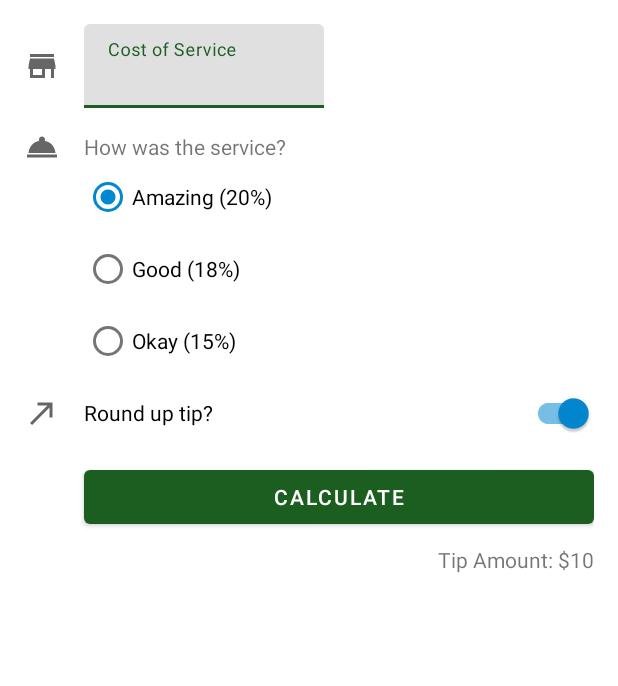
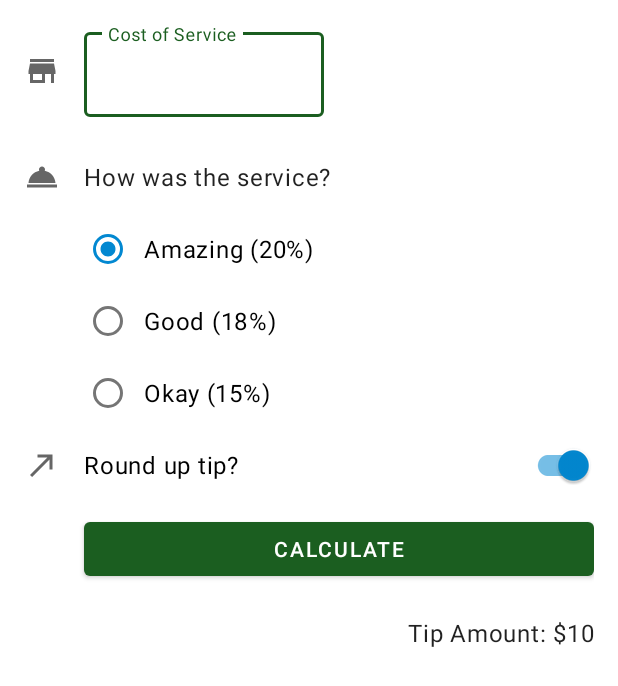
Before and after one commit to good-repository/TipTime, an Android app: the layout activity_main.xml on its own in the app's theme, with its tools: preview values and no code run, on a phone screen of 412 x 824 dp. Shown: the top 686 px of the screen. Run offline under Robolectric (Android 15) with nearby library versions, the phone set to English and light mode, and no system bars.

Commit message:
Improve theme and style

```diff
--- a/app/src/main/res/layout/activity_main.xml
+++ b/app/src/main/res/layout/activity_main.xml
@@ -47,6 +47,7 @@
 
     <TextView
         android:id="@+id/service_question"
+        style="@style/Widget.TipTime.TextView"
         android:layout_width="wrap_content"
         android:layout_height="wrap_content"
         android:layout_marginTop="16dp"
@@ -87,34 +88,36 @@
         android:layout_width="wrap_content"
         android:layout_height="wrap_content"
         android:importantForAccessibility="no"
-        app:srcCompat="@drawable/ic_round_up"
+        app:layout_constraintBottom_toBottomOf="@id/round_up_switch"
         app:layout_constraintStart_toStartOf="parent"
         app:layout_constraintTop_toTopOf="@id/round_up_switch"
-        app:layout_constraintBottom_toBottomOf="@id/round_up_switch" />
+        app:srcCompat="@drawable/ic_round_up" />
 
     <com.google.android.material.switchmaterial.SwitchMaterial
         android:id="@+id/round_up_switch"
+        style="@style/Widget.TipTime.CompoundButton.Switch"
         android:layout_width="0dp"
         android:layout_height="wrap_content"
+        android:layout_marginStart="16dp"
         android:checked="true"
         android:text="@string/round_up_tip"
-        android:layout_marginStart="16dp"
+        app:layout_constraintEnd_toEndOf="parent"
         app:layout_constraintStart_toEndOf="@id/icon_round_up"
-        app:layout_constraintEnd_toEndOf="parent"
         app:layout_constraintTop_toBottomOf="@id/tip_options" />
 
     <Button
         android:id="@+id/calculate_button"
         android:layout_width="0dp"
         android:layout_height="wrap_content"
+        android:layout_marginTop="8dp"
         android:text="@string/calculate"
-        android:layout_marginTop="8dp"
         app:layout_constraintEnd_toEndOf="parent"
         app:layout_constraintStart_toStartOf="@id/round_up_switch"
         app:layout_constraintTop_toBottomOf="@id/round_up_switch" />
 
     <TextView
         android:id="@+id/tip_result"
+        style="@style/Widget.TipTime.TextView"
         android:layout_width="wrap_content"
         android:layout_height="wrap_content"
         android:layout_marginTop="8dp"
--- a/app/src/main/res/values-night/themes.xml
+++ b/app/src/main/res/values-night/themes.xml
@@ -11,6 +11,12 @@
         <item name="colorOnSecondary">@color/black</item>
         <!-- Status bar color. -->
         <item name="android:statusBarColor" tools:targetApi="l">?attr/colorPrimaryVariant</item>
-        <!-- Customize your theme here. -->
+        <!-- Text input fields -->
+        <item name="textInputStyle">@style/Widget.MaterialComponents.TextInputLayout.OutlinedBox
+        </item>
+        <!-- Radio buttons -->
+        <item name="radioButtonStyle">@style/Widget.TipTime.CompoundButton.RadioButton</item>
+        <!-- Switches -->
+        <item name="switchStyle">@style/Widget.TipTime.CompoundButton.Switch</item>
     </style>
 </resources>
--- /dev/null
+++ b/app/src/main/res/values/dimens.xml
@@ -0,0 +1,4 @@
+<?xml version="1.0" encoding="utf-8"?>
+<resources>
+    <dimen name="min_text_height">48dp</dimen>
+</resources>
--- /dev/null
+++ b/app/src/main/res/values/styles.xml
@@ -0,0 +1,20 @@
+<?xml version="1.0" encoding="utf-8"?>
+<resources>
+
+    <style name="Widget.TipTime.TextView" parent="Widget.MaterialComponents.TextView">
+        <item name="android:minHeight">@dimen/min_text_height</item>
+        <item name="android:gravity">center_vertical</item>
+        <item name="android:textAppearance">?attr/textAppearanceBody1</item>
+    </style>
+
+    <style name="Widget.TipTime.CompoundButton.Switch" parent="Widget.MaterialComponents.CompoundButton.Switch">
+        <item name="android:minHeight">48dp</item>
+        <item name="android:gravity">center_vertical</item>
+        <item name="android:textAppearance">?attr/textAppearanceBody1</item>
+    </style>
+
+    <style name="Widget.TipTime.CompoundButton.RadioButton" parent="Widget.MaterialComponents.CompoundButton.RadioButton">
+        <item name="android:paddingStart">8dp</item>
+        <item name="android:textAppearance">?attr/textAppearanceBody1</item>
+    </style>
+</resources>
--- a/app/src/main/res/values/themes.xml
+++ b/app/src/main/res/values/themes.xml
@@ -11,6 +11,12 @@
         <item name="colorOnSecondary">@color/black</item>
         <!-- Status bar color. -->
         <item name="android:statusBarColor" tools:targetApi="l">?attr/colorPrimaryVariant</item>
-        <!-- Customize your theme here. -->
+        <!-- Text input fields -->
+        <item name="textInputStyle">@style/Widget.MaterialComponents.TextInputLayout.OutlinedBox
+        </item>
+        <!-- Radio buttons -->
+        <item name="radioButtonStyle">@style/Widget.TipTime.CompoundButton.RadioButton</item>
+        <!-- Switches -->
+        <item name="switchStyle">@style/Widget.TipTime.CompoundButton.Switch</item>
     </style>
 </resources>
```
